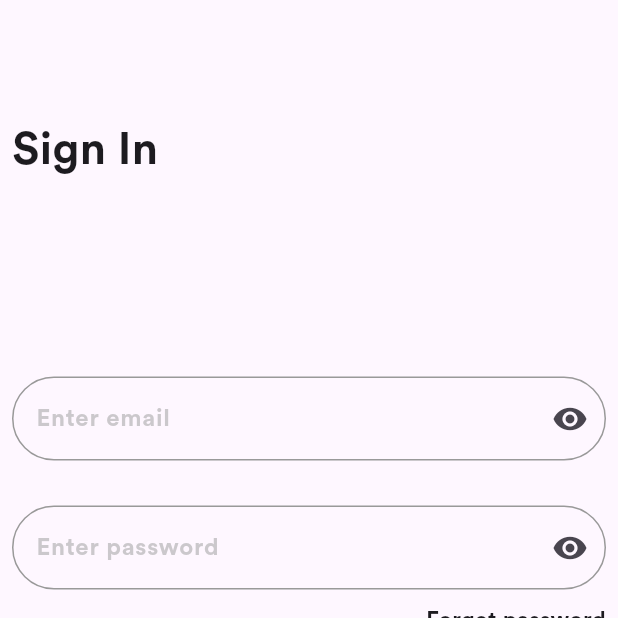
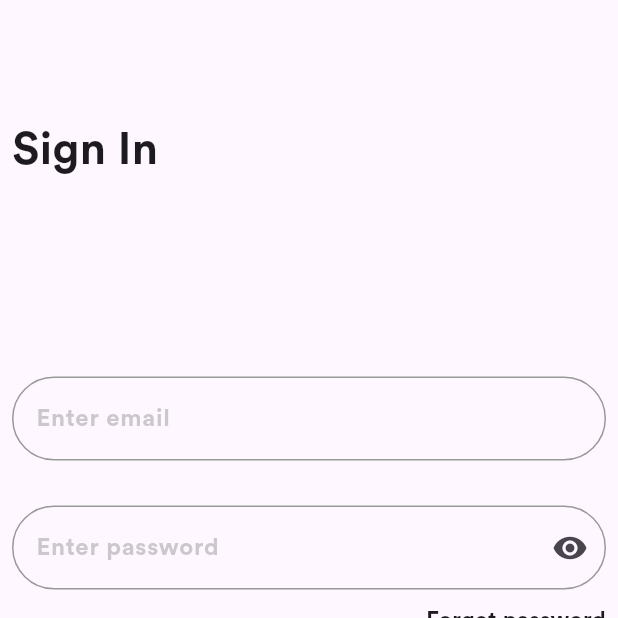
Before and after one commit to Azeemmtk/ALIF_ELECTRONICS, a Flutter app: the screen it shows after launch, on a phone screen of 412 x 824 dp, the top half of it. Run offline on Flutter 3.47's test engine with Material 3 defaults, Android fonts, the phone set to English and light mode, and no system bars.

Commit message:
login latest1

```diff
--- a/lib/module/auth/login_page.dart
+++ b/lib/module/auth/login_page.dart
@@ -40,6 +40,7 @@ class loginpage extends StatelessWidget {
             height: 30,
           ),
           CustomTextField(
+            suffixicon: Icon(Icons.visibility),
             controller: _passwordController,
             hintText: "Enter password",
           ),
@@ -60,12 +61,7 @@ class loginpage extends StatelessWidget {
           Center(
             child: SizedBox(
               width: 300,
-              child: ElevatedButton(
-                onPressed: () {},
-                style: ElevatedButton.styleFrom(backgroundColor: Colors.amber),
-                child:
-                    const Text("LOG IN", style: TextStyle(color: Colors.white)),
-              ),
+              child: custom_button(),
             ),
           ),
           Row(
@@ -88,3 +84,19 @@ class loginpage extends StatelessWidget {
     ));
   }
 }
+
+class custom_button extends StatelessWidget {
+  const custom_button({
+    super.key,
+  });
+
+  @override
+  Widget build(BuildContext context) {
+    return ElevatedButton(
+      onPressed: () {},
+      style: ElevatedButton.styleFrom(backgroundColor: Colors.amber),
+      child:
+          const Text("LOG IN", style: TextStyle(color: Colors.white)),
+    );
+  }
+}
--- a/lib/widgets/custom_text_field.dart
+++ b/lib/widgets/custom_text_field.dart
@@ -1,30 +1,29 @@
-
 import 'package:flutter/cupertino.dart';
 import 'package:flutter/material.dart';
 
 class CustomTextField extends StatelessWidget {
-  const CustomTextField({
-    super.key, required this.controller, required this.hintText,
-  });
+  const CustomTextField(
+      {super.key,
+      required this.controller,
+      required this.hintText,
+      this.suffixicon});
 
-  final TextEditingController  controller;
+  final TextEditingController controller;
   final String hintText;
+  final Widget? suffixicon;
 
   @override
   Widget build(BuildContext context) {
-    return TextField(
+    return TextFormField(
       controller: controller,
-
       decoration: InputDecoration(
           enabledBorder: const OutlineInputBorder(
               borderRadius: BorderRadius.all(Radius.circular(40)),
-              borderSide: BorderSide(
-                  color: CupertinoColors.inactiveGray
-              )),
-          hintText:hintText,
-          suffixIcon: Icon(Icons.visibility),
-          hintStyle: TextStyle(color: CupertinoColors.inactiveGray.withOpacity(0.5))
-      ),
+              borderSide: BorderSide(color: CupertinoColors.inactiveGray)),
+          hintText: hintText,
+          suffixIcon: suffixicon,
+          hintStyle:
+              TextStyle(color: CupertinoColors.inactiveGray.withOpacity(0.5))),
     );
   }
 }
```
Also changed, not shown: lib/module/auth/customer_reistration.dart (added).
